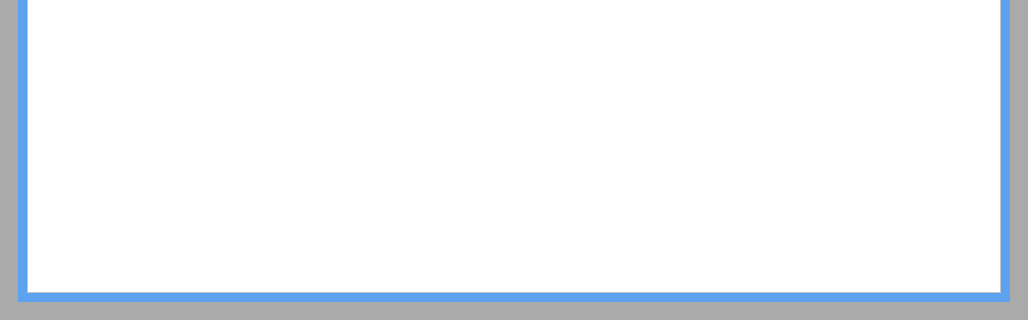
First picture: the form in ui/bojan.ui, repository ahrastnik/bojan_interface, before the edit; both pictures show x 0 to 1028 and y 543 to 863 of the 1028 by 863 pixel window.
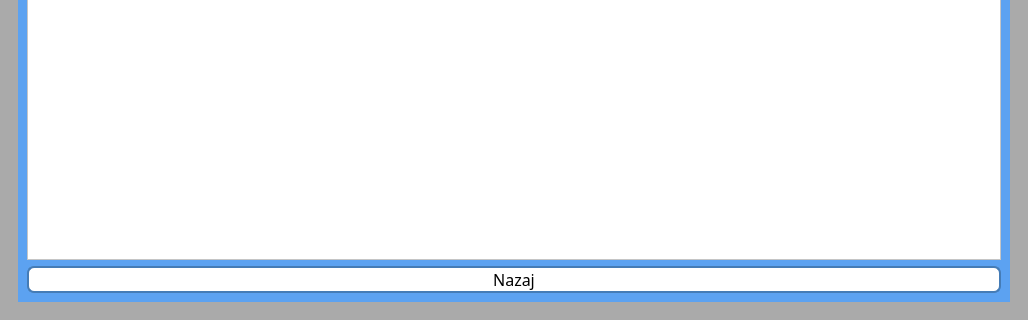
Second picture: the form after the edit. The open tabs and pages were chosen to show the change. Icons and pictures are not drawn.

Commit message: delujoč ui za tilna

Patch:
```diff
--- a/ui/bojan.ui
+++ b/ui/bojan.ui
@@ -856,6 +856,26 @@
              </property>
             </widget>
            </item>
+           <item row="1" column="0">
+            <widget class="QPushButton" name="nazaj_btn">
+             <property name="font">
+              <font>
+               <family>Luckiest Guy</family>
+               <pointsize>12</pointsize>
+              </font>
+             </property>
+             <property name="styleSheet">
+              <string notr="true">background-color: white;
+color: rgb(69, 124, 182);
+color: black;
+border: 2px solid #457cb6;
+border-radius:7%;</string>
+             </property>
+             <property name="text">
+              <string>Nazaj</string>
+             </property>
+            </widget>
+           </item>
           </layout>
          </widget>
         </item>
```
Left out of the diff: 32 changed lines with no effect on the pictures. The commit also changes 2 other files.
